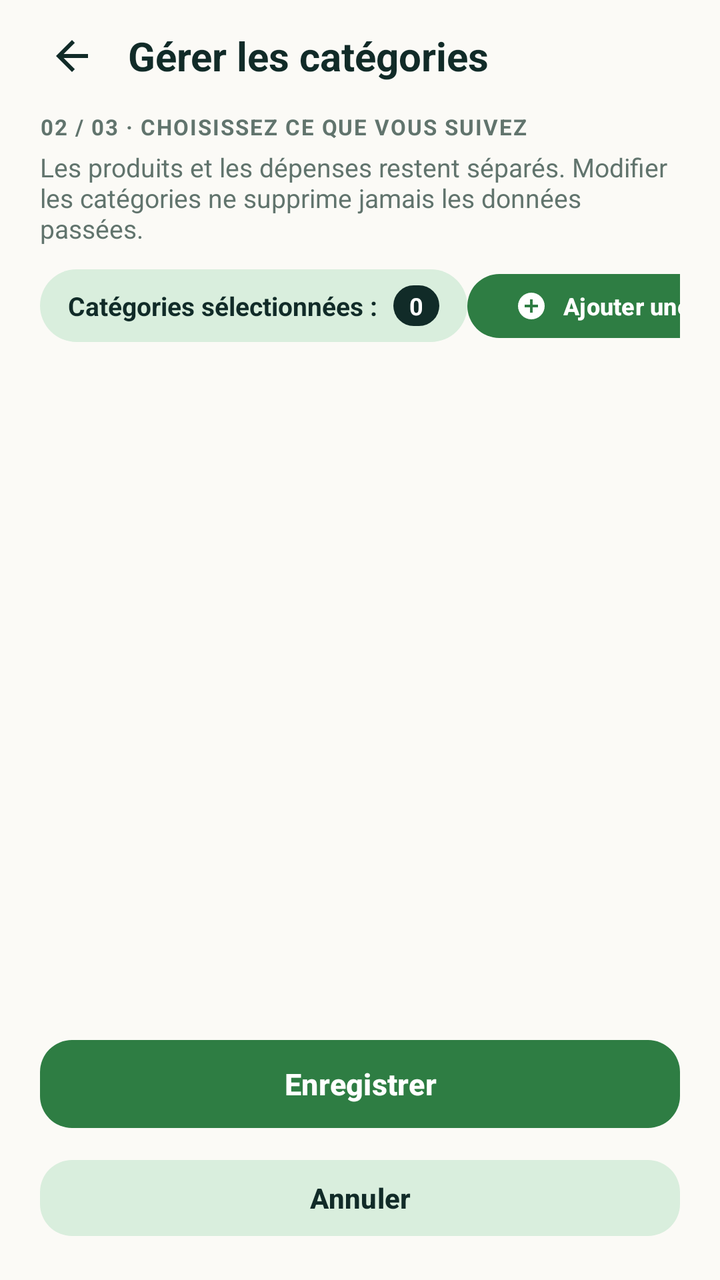
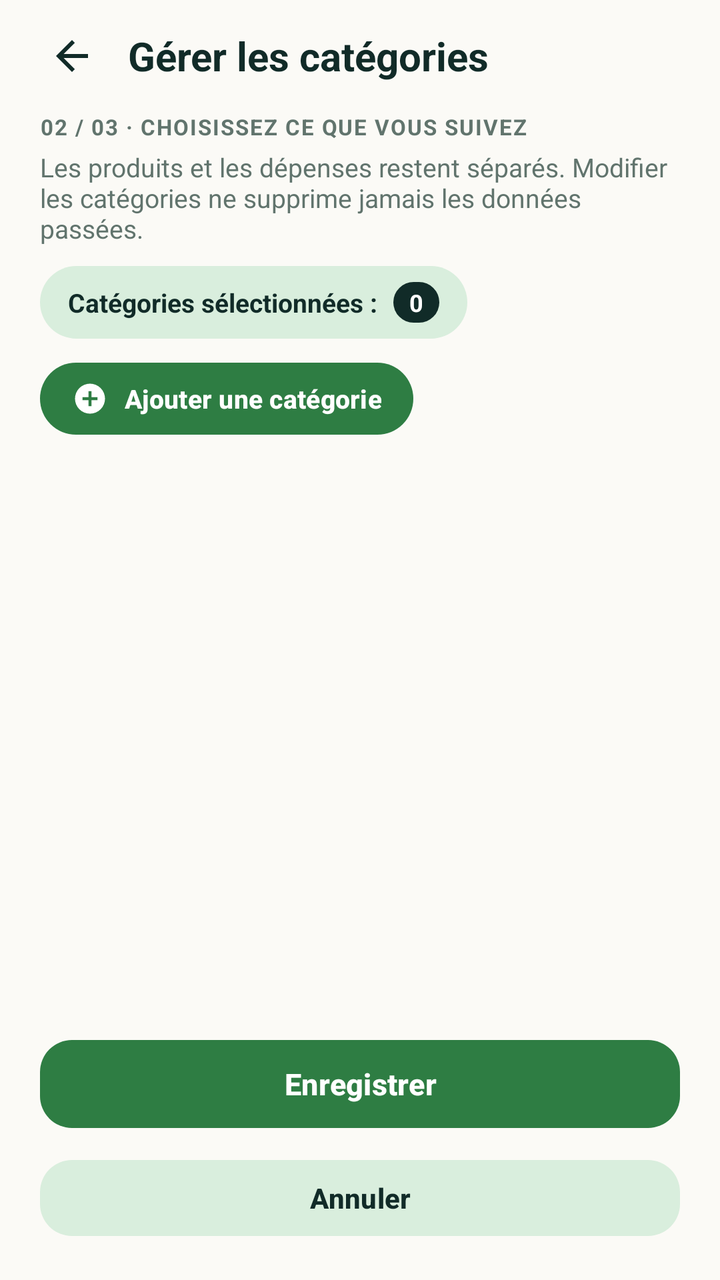

Screens rendered from an Android XML layout before and after an edit, with the pre-edit source and the edit as a unified diff.
<!-- AndroidManifest.xml: application theme Theme.Masrouf1 -->
<!-- res/layout/activity_manage_categories.xml -->
<?xml version="1.0" encoding="utf-8"?>
<LinearLayout xmlns:android="http://schemas.android.com/apk/res/android"
    xmlns:app="http://schemas.android.com/apk/res-auto"
    android:layout_width="match_parent"
    android:layout_height="match_parent"
    android:background="@color/cream"
    android:fitsSystemWindows="true"
    android:orientation="vertical">

    
    <LinearLayout
        android:layout_width="match_parent"
        android:layout_height="56dp"
        android:gravity="center_vertical"
        android:orientation="horizontal"
        android:paddingHorizontal="16dp">

        <ImageView
            android:id="@+id/manage_cats_back"
            android:layout_width="40dp"
            android:layout_height="40dp"
            android:contentDescription="@string/back"
            android:padding="8dp"
            android:src="@drawable/ic_back"
            app:tint="@color/forest" />

        <TextView
            android:layout_width="0dp"
            android:layout_height="wrap_content"
            android:layout_marginStart="8dp"
            android:layout_weight="1"
            android:text="@string/manage_categories_title"
            android:textColor="@color/forest"
            android:textSize="20sp"
            android:textStyle="bold" />
    </LinearLayout>

    <LinearLayout
        android:layout_width="match_parent"
        android:layout_height="wrap_content"
        android:orientation="vertical"
        android:paddingHorizontal="20dp">

        <TextView
            android:layout_width="match_parent"
            android:layout_height="wrap_content"
            android:letterSpacing="0.06"
            android:text="@string/onboarding_step_label_2"
            android:textAllCaps="true"
            android:textColor="@color/muted_green"
            android:textSize="11sp"
            android:textStyle="bold" />

        <TextView
            android:layout_width="match_parent"
            android:layout_height="wrap_content"
            android:layout_marginTop="4dp"
            android:text="@string/manage_categories_subtitle"
            android:textColor="@color/muted_green"
            android:textSize="13sp" />

        <LinearLayout
            android:layout_width="match_parent"
            android:layout_height="wrap_content"
            android:layout_marginTop="10dp"
            android:layout_marginBottom="8dp"
            android:gravity="center_vertical"
            android:orientation="horizontal">

            <LinearLayout
                android:layout_width="wrap_content"
                android:layout_height="wrap_content"
                android:background="@drawable/badge_background"
                android:gravity="center_vertical"
                android:orientation="horizontal"
                android:paddingHorizontal="14dp"
                android:paddingVertical="8dp">

                <TextView
                    android:layout_width="wrap_content"
                    android:layout_height="wrap_content"
                    android:text="@string/categories_selected_label"
                    android:textColor="@color/forest"
                    android:textSize="13sp"
                    android:textStyle="bold" />

                <TextView
                    android:id="@+id/manage_cats_count_badge"
                    android:layout_width="wrap_content"
                    android:layout_height="wrap_content"
                    android:layout_marginStart="8dp"
                    android:background="@drawable/bg_lang_selected"
                    android:paddingHorizontal="8dp"
                    android:paddingVertical="2dp"
                    android:text="0"
                    android:textColor="@color/alabaster"
                    android:textSize="12sp"
                    android:textStyle="bold" />
            </LinearLayout>

            <View
                android:layout_width="0dp"
                android:layout_height="1dp"
                android:layout_weight="1" />

            <com.google.android.material.button.MaterialButton
                android:id="@+id/manage_cats_add_custom"
                android:layout_width="wrap_content"
                android:layout_height="40dp"
                android:text="@string/add_category"
                android:textColor="@color/alabaster"
                android:textSize="12sp"
                android:textStyle="bold"
                app:backgroundTint="@color/emerald"
                app:cornerRadius="20dp"
                app:icon="@drawable/ic_add_circle"
                app:iconSize="16dp"
                app:iconTint="@color/alabaster" />
        </LinearLayout>

        <com.example.masrouf1.ui.AlertBannerView
            android:id="@+id/manage_cats_warning"
            android:layout_width="match_parent"
            android:layout_height="wrap_content"
            android:layout_marginBottom="8dp"
            android:visibility="gone" />
    </LinearLayout>

    <ProgressBar
        android:id="@+id/manage_cats_loading"
        android:layout_width="32dp"
        android:layout_height="32dp"
        android:layout_gravity="center_horizontal"
        android:layout_marginVertical="12dp"
        android:visibility="gone" />

    <androidx.recyclerview.widget.RecyclerView
        android:id="@+id/manage_cats_list"
        android:layout_width="match_parent"
        android:layout_height="0dp"
        android:layout_weight="1"
        android:clipToPadding="false"
        android:paddingHorizontal="16dp"
        android:paddingBottom="12dp" />

    
    <LinearLayout
        android:layout_width="match_parent"
        android:layout_height="wrap_content"
        android:background="@color/cream"
        android:orientation="vertical"
        android:paddingHorizontal="20dp"
        android:paddingTop="8dp"
        android:paddingBottom="18dp">

        <com.google.android.material.button.MaterialButton
            android:id="@+id/manage_cats_save"
            android:layout_width="match_parent"
            android:layout_height="52dp"
            android:text="@string/save"
            android:textColor="@color/alabaster"
            android:textSize="15sp"
            android:textStyle="bold"
            app:backgroundTint="@color/emerald"
            app:cornerRadius="16dp" />

        <com.google.android.material.button.MaterialButton
            android:id="@+id/manage_cats_cancel"
            android:layout_width="match_parent"
            android:layout_height="46dp"
            android:layout_marginTop="8dp"
            android:text="@string/cancel_btn"
            android:textColor="@color/forest"
            android:textSize="14sp"
            android:textStyle="bold"
            app:backgroundTint="@color/mint_light"
            app:cornerRadius="16dp" />
    </LinearLayout>
</LinearLayout>
<!-- resources referenced by this layout -->
<resources>
  <color name="alabaster">#FFFFFF</color>
  <color name="cream">#FBFAF6</color>
  <color name="emerald">#2E7D43</color>
  <color name="forest">#112B28</color>
  <color name="mint_light">#D9EEDD</color>
  <color name="muted_green">#61746D</color>
  <!-- drawable badge_background (drawable) -->
  <shape xmlns:android="http://schemas.android.com/apk/res/android" android:shape="rectangle">
      <solid android:color="@color/mint" />
      <corners android:radius="28dp" />
  </shape>
  <!-- drawable bg_lang_selected (drawable) -->
  <?xml version="1.0" encoding="utf-8"?>
  <shape xmlns:android="http://schemas.android.com/apk/res/android"
      android:shape="rectangle">
      <solid android:color="#112B28" />
      <corners android:radius="22dp" />
  </shape>
  <!-- drawable ic_add_circle (drawable) -->
  <vector xmlns:android="http://schemas.android.com/apk/res/android" android:width="20dp" android:height="20dp" android:viewportWidth="24" android:viewportHeight="24"><path android:fillColor="#2E7D43" android:pathData="M12,2A10,10 0,1 0,12 22A10,10 0,1 0,12 2M13,7v4h4v2h-4v4h-2v-4H7v-2h4V7z" /></vector>
  <!-- drawable ic_back (drawable) -->
  <vector xmlns:android="http://schemas.android.com/apk/res/android" android:width="24dp" android:height="24dp" android:viewportWidth="24" android:viewportHeight="24"><path android:fillColor="#FFFFFFFF" android:pathData="M20,11H7.83L13.42,5.41L12,4L4,12L12,20L13.41,18.59L7.83,13H20V11Z" /></vector>
  <string name="add_category">Ajouter une catégorie</string>
  <string name="back">Retour</string>
  <string name="cancel_btn">Annuler</string>
  <string name="categories_selected_label">Catégories sélectionnées :</string>
  <string name="manage_categories_subtitle">Les produits et les dépenses restent séparés. Modifier les catégories ne supprime jamais les données passées.</string>
  <string name="manage_categories_title">Gérer les catégories</string>
  <string name="onboarding_step_label_2">02 / 03 · CHOISISSEZ CE QUE VOUS SUIVEZ</string>
  <string name="save">Enregistrer</string>
  <style name="Theme.Masrouf1" parent="Base.Theme.Masrouf1" />
  <color name="mint">#D9EEDD</color>
  <color name="mint_accent">#85B8A5</color>
  <color name="coral">#DC7770</color>
  <color name="card_border">#E2E7DF</color>
  <style name="Widget.Masrouf.Chip" parent="Widget.Material3.Chip.Filter">
          <item name="chipBackgroundColor">@color/chip_background_color</item>
          <item name="chipStrokeColor">@color/chip_stroke_color</item>
          <item name="chipStrokeWidth">1dp</item>
          <item name="android:textColor">@color/forest</item>
          <item name="checkedIconTint">@color/emerald</item>
      </style>
  <style name="Widget.Masrouf.Button.Outlined" parent="Widget.Material3.Button.OutlinedButton">
          <item name="android:textColor">@color/forest</item>
          <item name="strokeColor">@color/forest</item>
          <item name="iconTint">@color/forest</item>
      </style>
  <style name="Widget.Masrouf.EditText" parent="Widget.AppCompat.EditText">
          <item name="android:textColor">@color/ink</item>
          <item name="android:textColorHint">@color/muted_green</item>
      </style>
  <color name="ink">#112B28</color>
  <style name="Widget.Masrouf.Button.Material" parent="Widget.Material3.Button">
          <item name="android:minHeight">48dp</item>
          <item name="backgroundTint">@color/forest</item>
          <item name="android:textColor">@color/alabaster</item>
      </style>
  <style name="Widget.Masrouf.DialogButton" parent="Widget.Material3.Button.TextButton.Dialog">
          <item name="android:textColor">@color/emerald</item>
      </style>
  <!-- unchanged entries left out for length: 3 -->
</resources>

<!-- the commit's change to res/layout/activity_manage_categories.xml (unified diff, before → after) -->
@@ -64,8 +64,7 @@
             android:layout_height="wrap_content"
             android:layout_marginTop="10dp"
             android:layout_marginBottom="8dp"
-            android:gravity="center_vertical"
-            android:orientation="horizontal">
+            android:orientation="vertical">
 
             <LinearLayout
                 android:layout_width="wrap_content"
@@ -98,23 +97,20 @@
                     android:textStyle="bold" />
             </LinearLayout>
 
-            <View
-                android:layout_width="0dp"
-                android:layout_height="1dp"
-                android:layout_weight="1" />
-
             <com.google.android.material.button.MaterialButton
                 android:id="@+id/manage_cats_add_custom"
                 android:layout_width="wrap_content"
-                android:layout_height="40dp"
+                android:layout_height="44dp"
+                android:layout_marginTop="8dp"
+                android:paddingHorizontal="16dp"
                 android:text="@string/add_category"
                 android:textColor="@color/alabaster"
-                android:textSize="12sp"
+                android:textSize="13sp"
                 android:textStyle="bold"
                 app:backgroundTint="@color/emerald"
-                app:cornerRadius="20dp"
+                app:cornerRadius="22dp"
                 app:icon="@drawable/ic_add_circle"
-                app:iconSize="16dp"
+                app:iconSize="18dp"
                 app:iconTint="@color/alabaster" />
         </LinearLayout>
 
